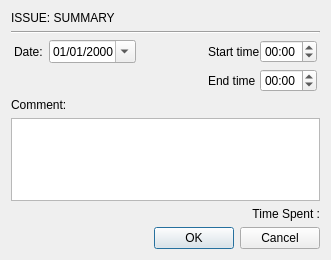
This is resources/worklog_window.ui in citizen-stig/pyjtt as Qt 5 draws it before an edit. The edited form follows.
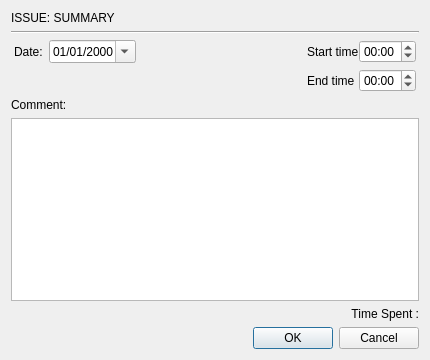
This is the edited form. Icons and pictures are not drawn.

Diff of the .ui file:
```diff
--- a/resources/worklog_window.ui
+++ b/resources/worklog_window.ui
@@ -6,8 +6,8 @@
    <rect>
     <x>0</x>
     <y>0</y>
-    <width>331</width>
-    <height>260</height>
+    <width>430</width>
+    <height>360</height>
    </rect>
   </property>
   <property name="sizePolicy">
@@ -18,8 +18,8 @@
   </property>
   <property name="minimumSize">
    <size>
-    <width>320</width>
-    <height>260</height>
+    <width>430</width>
+    <height>360</height>
    </size>
   </property>
   <property name="maximumSize">
```
